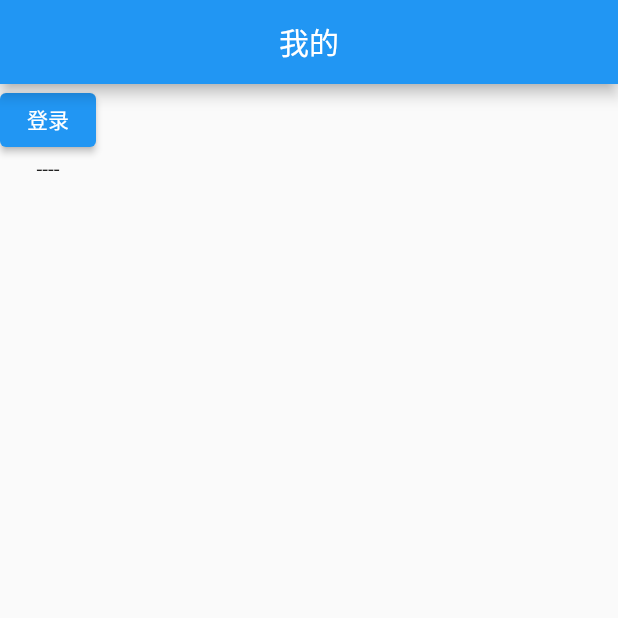
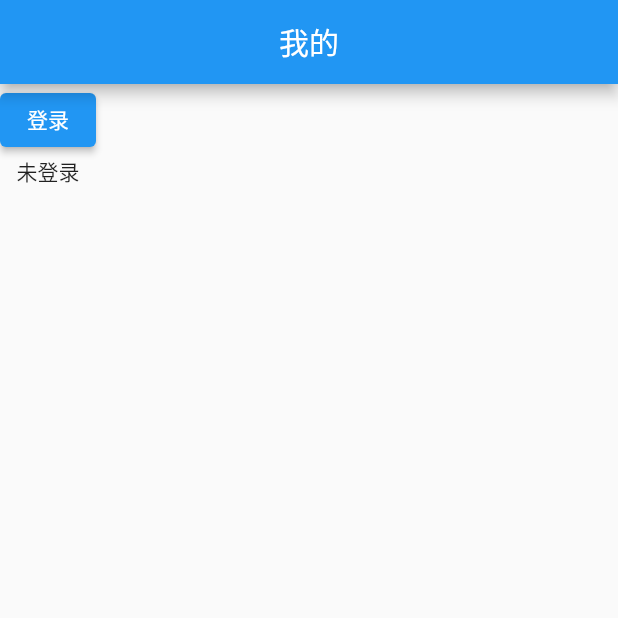
Before and after one commit to vcqzero/jjhy-app-refactor, a Flutter app: the screen it shows after launch, item 3 of the bottom bar chosen, on a phone screen of 412 x 824 dp, the top half of it. Run offline on Flutter 3.47's test engine with Material 2 defaults, Android fonts, the phone set to English and light mode, and no system bars; our stand-ins replace dio, flutter_easyloading, fluttertoast, get_storage; network calls fail.

Commit message:
dio屏蔽cancel错误

```diff
--- a/lib/pages/home/Index.dart
+++ b/lib/pages/home/Index.dart
@@ -3,8 +3,6 @@ import 'dart:developer';
 import 'package:app/api/AppSetings.dart';
 import 'package:app/assets/ImageAssets.dart';
 import 'package:app/pages/home/widges/TheIconItem.dart';
-import 'package:app/store/LoginFormStore.dart';
-import 'package:app/store/User.dart';
 import 'package:app/utils/MyDio.dart';
 import 'package:app/widgets/MyAppBar.dart';
 import 'package:dio/dio.dart';
--- a/lib/pages/profile/Index.dart
+++ b/lib/pages/profile/Index.dart
@@ -51,7 +51,7 @@ class _ProfilePageState extends State<ProfilePage> with RouteAware {
                 },
                 child: Text('登录'),
               ),
-              Text('----'),
+              Text(user.login ? '已登录' : '未登录'),
               Text(user.username ?? ''),
             ],
           )),
--- a/lib/utils/MyDio.dart
+++ b/lib/utils/MyDio.dart
@@ -75,7 +75,9 @@ class MyDio {
             }
           } else {
             // Something happened in setting up or sending the request that triggered an Error
-            log('request错误', error: e);
+            if (e.type != DioErrorType.cancel) {
+              log('MyDio->request错误', error: e);
+            }
           }
           return e; //continue
         },
```
